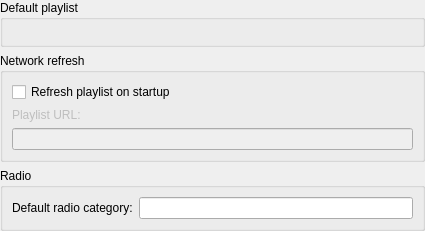
First picture: the form in src/ui/settings/SettingsPlaylist.ui, repository ntadej/tano, before the edit.
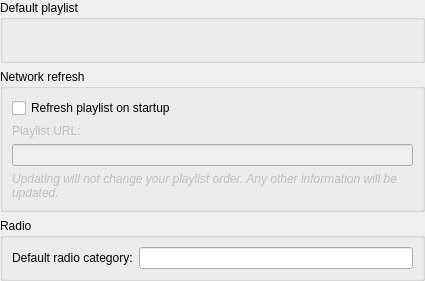
Second picture: the form after the edit. Custom widgets are drawn as their Qt base class.

The edit to the form file:
```diff
--- a/src/ui/settings/SettingsPlaylist.ui
+++ b/src/ui/settings/SettingsPlaylist.ui
@@ -7,7 +7,7 @@
     <x>0</x>
     <y>0</y>
     <width>425</width>
-    <height>231</height>
+    <height>281</height>
    </rect>
   </property>
   <layout class="QVBoxLayout" name="verticalLayout">
@@ -56,6 +56,19 @@
         </property>
        </widget>
       </item>
+      <item>
+       <widget class="QLabel" name="labelRefreshInfo">
+        <property name="enabled">
+         <bool>false</bool>
+        </property>
+        <property name="text">
+         <string>&lt;i&gt;Updating will not change your playlist order. Any other information will be updated.&lt;/i&gt;</string>
+        </property>
+        <property name="wordWrap">
+         <bool>true</bool>
+        </property>
+       </widget>
+      </item>
      </layout>
     </widget>
    </item>
```
Left out of the diff: 20 changed lines with no effect on the pictures.
